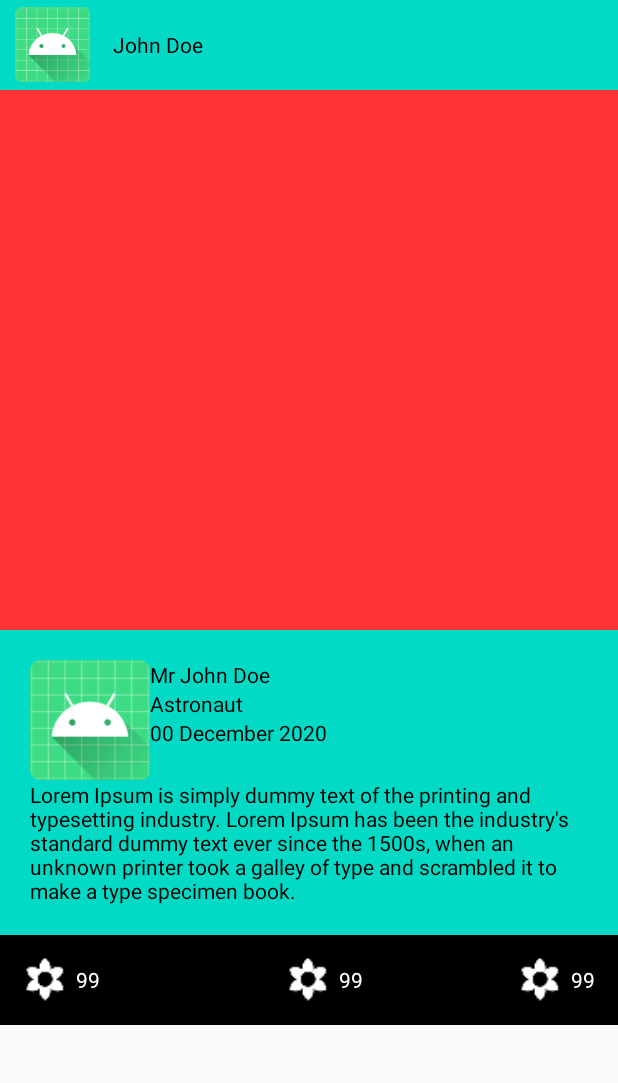
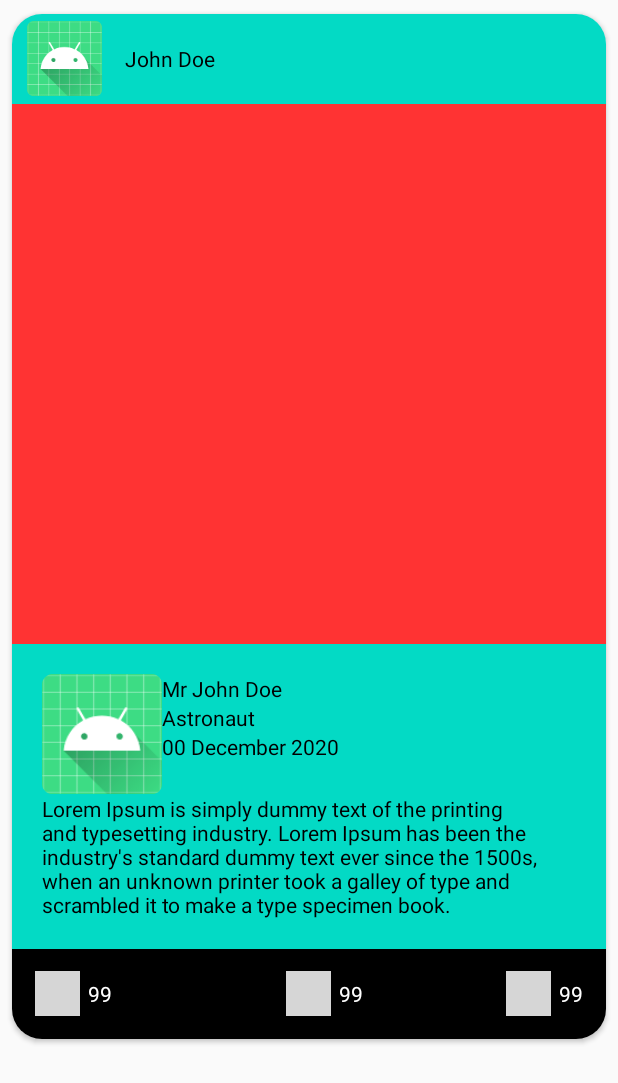
Before and after one commit to azizimusa/Zero2Hero, an Android app: the layout rv_postcard_individual.xml on its own in the app's theme, with its tools: preview values and no code run, on a phone screen of 412 x 824 dp. Shown: the top 1083 px of the screen. Run offline under Robolectric (Android 15) with nearby library versions, the phone set to English and light mode, and no system bars; grey boxes are pictures that could not be loaded.

Commit message:
added cardview

```diff
--- a/app/build.gradle
+++ b/app/build.gradle
@@ -39,6 +39,7 @@ dependencies {
     implementation fileTree(dir: "libs", include: ["*.jar"])
     //Core
     implementation 'androidx.appcompat:appcompat:1.2.0'
+    implementation "androidx.cardview:cardview:1.0.0"
 
     //JSON & Network related
     implementation 'com.google.code.gson:gson:2.8.6'
--- a/app/src/main/res/layout/rv_postcard_individual.xml
+++ b/app/src/main/res/layout/rv_postcard_individual.xml
@@ -4,7 +4,14 @@
   ~ Created by azizimusa at 9/15/20 6:00 PM
   -->
 
-<LinearLayout xmlns:android="http://schemas.android.com/apk/res/android"
+<androidx.cardview.widget.CardView xmlns:android="http://schemas.android.com/apk/res/android"
+    xmlns:app="http://schemas.android.com/apk/res-auto"
+    app:cardCornerRadius="@dimen/edge_radius"
+    app:cardUseCompatPadding="true"
+    android:layout_width="match_parent"
+    android:layout_height="wrap_content">
+
+    <LinearLayout
         android:orientation="vertical" android:layout_width="match_parent"
         android:layout_height="wrap_content">
 
@@ -114,7 +121,7 @@
             <ImageView
                 android:id="@+id/icStar"
                 android:layout_centerVertical="true"
-            android:src="@drawable/baseline_filter_vintage_white_18"
+                android:src="@drawable/baseline_star_outline_white_18"
                 android:layout_width="@dimen/ic"
                 android:layout_height="@dimen/ic" />
 
@@ -133,7 +140,7 @@
                 android:id="@+id/icSync"
                 android:layout_centerVertical="true"
                 android:layout_centerInParent="true"
-            android:src="@drawable/baseline_filter_vintage_white_18"
+                android:src="@drawable/baseline_sync_white_18"
                 android:layout_width="@dimen/ic"
                 android:layout_height="@dimen/ic" />
 
@@ -152,7 +159,7 @@
                 android:id="@+id/icSeen"
                 android:layout_centerVertical="true"
                 android:layout_toLeftOf="@id/seenCount"
-            android:src="@drawable/baseline_filter_vintage_white_18"
+                android:src="@drawable/baseline_visibility_white_18"
                 android:layout_width="@dimen/ic"
                 android:layout_height="@dimen/ic" />
 
@@ -170,3 +177,5 @@
         </RelativeLayout>
 
     </LinearLayout>
+
+</androidx.cardview.widget.CardView>
--- a/app/src/main/res/values/dimens.xml
+++ b/app/src/main/res/values/dimens.xml
@@ -12,4 +12,5 @@
     <dimen name="pcard_ind_header_height_2x">120dp</dimen>
     <dimen name="pcard_ind_desc_height">180dp</dimen>
     <dimen name="pcard_ind_bg_height">360dp</dimen>
+    <dimen name="edge_radius">20dp</dimen>
 </resources>
```
Also changed, not shown: app/src/main/res/drawable/rounded_edge.xml (added, +12 -0 lines). Lines whose indentation alone changed are shown as unchanged.
